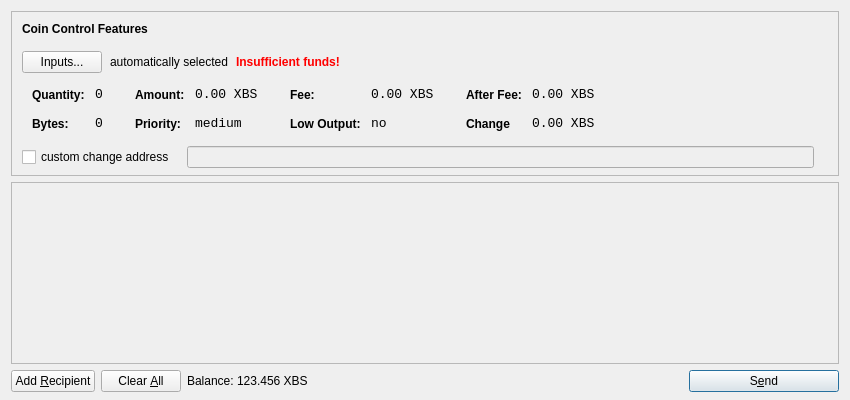
Before: the Qt Designer form src/qt/forms/sendcoinsdialog.ui in Bitstake/bitstakesource, drawn with Qt 5.
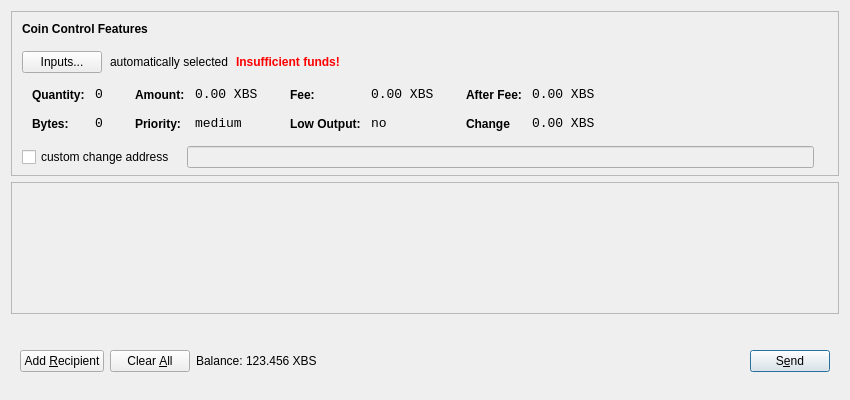
After: the same form once the commit is applied. Icons and pictures are not drawn.

The edit to the form file:
```diff
--- a/src/qt/forms/sendcoinsdialog.ui
+++ b/src/qt/forms/sendcoinsdialog.ui
@@ -626,7 +626,7 @@
         <x>0</x>
         <y>0</y>
         <width>830</width>
-        <height>165</height>
+        <height>104</height>
        </rect>
       </property>
       <layout class="QVBoxLayout" name="verticalLayout_2">
@@ -658,9 +658,28 @@
     </widget>
    </item>
    <item>
+    <widget class="QWidget" name="buttonBar" native="true">
     <layout class="QHBoxLayout" name="horizontalLayout">
+      <property name="leftMargin">
+       <number>9</number>
+      </property>
+      <property name="topMargin">
+       <number>30</number>
+      </property>
+      <property name="rightMargin">
+       <number>9</number>
+      </property>
+      <property name="bottomMargin">
+       <number>20</number>
+      </property>
      <item>
       <widget class="QPushButton" name="addButton">
+        <property name="maximumSize">
+         <size>
+          <width>136</width>
+          <height>36</height>
+         </size>
+        </property>
        <property name="toolTip">
         <string>Send to multiple recipients at once</string>
        </property>
@@ -684,6 +703,12 @@
          <verstretch>0</verstretch>
         </sizepolicy>
        </property>
+        <property name="maximumSize">
+         <size>
+          <width>100</width>
+          <height>36</height>
+         </size>
+        </property>
        <property name="toolTip">
         <string>Remove all transaction fields</string>
        </property>
@@ -756,10 +781,10 @@
      </item>
      <item>
       <widget class="QPushButton" name="sendButton">
-       <property name="minimumSize">
+        <property name="maximumSize">
         <size>
-         <width>150</width>
-         <height>0</height>
+          <width>96</width>
+          <height>36</height>
         </size>
        </property>
        <property name="toolTip">
@@ -778,6 +803,7 @@
       </widget>
      </item>
     </layout>
+    </widget>
    </item>
   </layout>
  </widget>
```
Left out of the diff: 40 changed lines with no effect on the pictures. Lines whose indentation alone changed are shown as unchanged.
